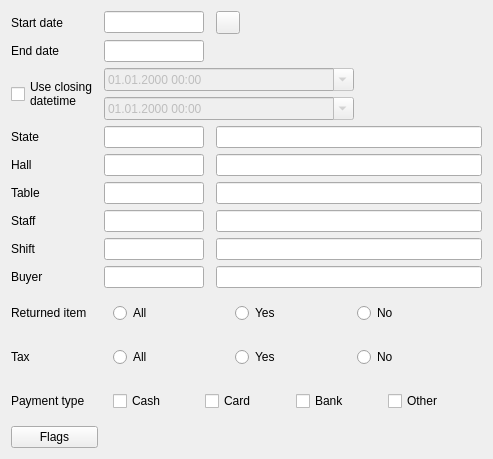
The window that Reports/cr5commonsalesfilter.ui (End1-1/Cafe5) describes before a commit, drawn with Qt 5.
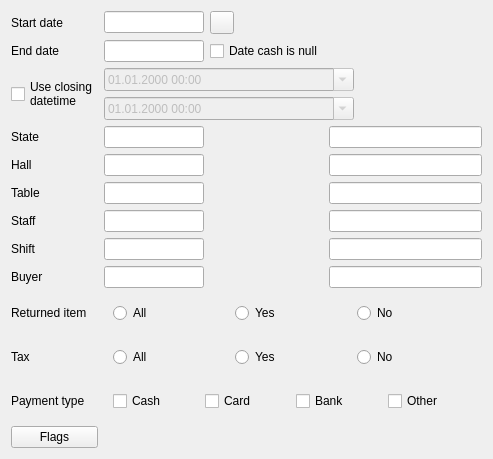
The same window after the commit. Icons and pictures are not drawn. Custom widgets are drawn as their Qt base class.

```diff
--- a/Reports/cr5commonsalesfilter.ui
+++ b/Reports/cr5commonsalesfilter.ui
@@ -147,20 +147,6 @@
      </layout>
     </widget>
    </item>
-   <item row="0" column="3">
-    <widget class="QToolButton" name="toolButton">
-     <property name="text">
-      <string/>
-     </property>
-     <property name="icon">
-      <iconset resource="../resources/res.qrc">
-       <normaloff>:/pushpin.png</normaloff>:/pushpin.png</iconset>
-     </property>
-     <property name="FixDate" stdset="0">
-      <bool>true</bool>
-     </property>
-    </widget>
-   </item>
    <item row="4" column="3">
     <widget class="C5LineEditWithSelector" name="leStateName">
      <property name="focusPolicy">
@@ -451,6 +437,27 @@
      </layout>
     </widget>
    </item>
+   <item row="1" column="2">
+    <widget class="QCheckBox" name="chDoNotUseCashDate">
+     <property name="text">
+      <string>Date cash is null</string>
+     </property>
+    </widget>
+   </item>
+   <item row="0" column="2">
+    <widget class="QToolButton" name="toolButton">
+     <property name="text">
+      <string/>
+     </property>
+     <property name="icon">
+      <iconset resource="../resources/res.qrc">
+       <normaloff>:/pushpin.png</normaloff>:/pushpin.png</iconset>
+     </property>
+     <property name="FixDate" stdset="0">
+      <bool>true</bool>
+     </property>
+    </widget>
+   </item>
   </layout>
  </widget>
  <customwidgets>
```
Left out of the diff: 1 changed line with no effect on the pictures.
